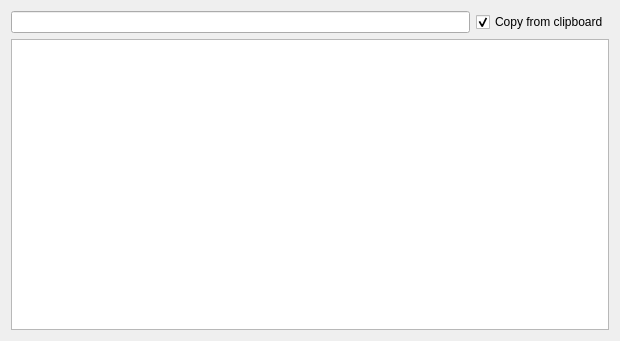
Old version of the form mainwindow.ui in the repository nebomuk/ThaiDictionary.
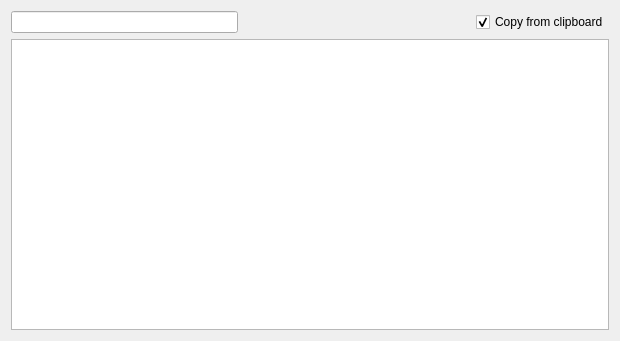
New version of the form. Custom widgets are drawn as their Qt base class.

Patch:
```diff
--- a/mainwindow.ui
+++ b/mainwindow.ui
@@ -21,10 +21,13 @@
     </sizepolicy>
    </property>
    <layout class="QGridLayout" name="gridLayout">
+    <item row="1" column="0" colspan="3">
+     <widget class="QTableView" name="tableView"/>
+    </item>
     <item row="0" column="0">
      <widget class="LineEdit" name="lineEdit"/>
     </item>
-    <item row="0" column="1">
+    <item row="0" column="2">
      <widget class="QCheckBox" name="checkBox">
       <property name="text">
        <string>Copy from clipboard</string>
@@ -34,8 +37,18 @@
       </property>
      </widget>
     </item>
-    <item row="1" column="0" colspan="2">
-     <widget class="QTableView" name="tableView"/>
+    <item row="0" column="1">
+     <spacer name="horizontalSpacer">
+      <property name="orientation">
+       <enum>Qt::Horizontal</enum>
+      </property>
+      <property name="sizeHint" stdset="0">
+       <size>
+        <width>40</width>
+        <height>20</height>
+       </size>
+      </property>
+     </spacer>
     </item>
    </layout>
   </widget>
```
